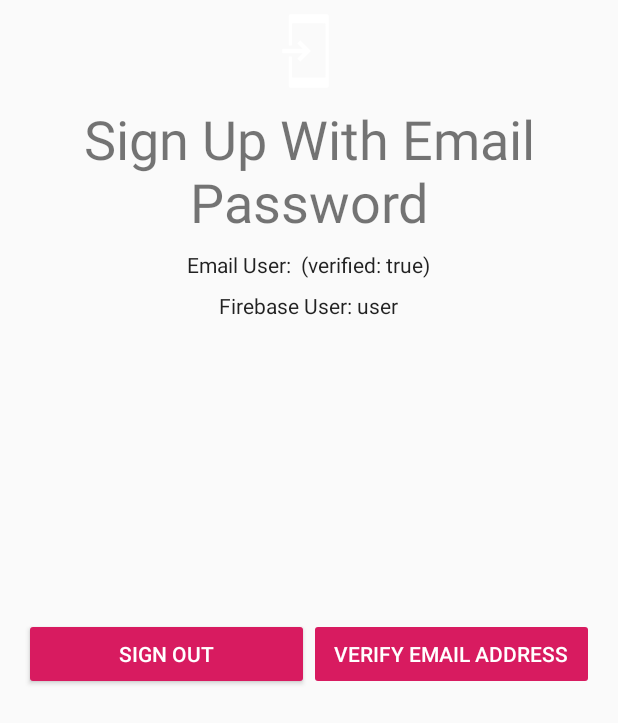
After one commit to talhahasanzia/medi-assist, an Android app: the EmailPasswordActivity screen opened directly, with no data from a screen before it, on a phone screen of 412 x 824 dp. The commit adds this screen. Shown: the top 723 px of the screen. Run offline under Robolectric (Android 15) with nearby library versions, the phone set to English and light mode, and no system bars; our stand-ins replace Firebase (no records; nobody signed in at launch, a user with empty details on screens opened directly); 1 statement that could not run was skipped.

Commit message:
accounts partially working

```diff
--- a/MediAssist/app/build.gradle
+++ b/MediAssist/app/build.gradle
@@ -1,3 +1,5 @@
+apply plugin: 'com.google.gms.google-services'
+
 buildscript {
     repositories {
         maven { url 'https://maven.fabric.io/public' }
@@ -50,7 +52,9 @@ dependencies {
     compile 'com.android.support:appcompat-v7:25.3.1'
     compile 'com.android.support:design:25.3.1'
     compile 'com.android.support:support-v4:25.3.1'
-    compile 'com.android.support.constraint:constraint-layout:1.0.0-alpha8'
+
+    compile 'com.google.firebase:firebase-auth:10.0.1'
+
     testCompile 'junit:junit:4.12'
     annotationProcessor 'com.jakewharton:butterknife-compiler:8.8.1'
 }
--- a/MediAssist/app/src/main/AndroidManifest.xml
+++ b/MediAssist/app/src/main/AndroidManifest.xml
@@ -24,7 +24,7 @@
                 <category android:name="android.intent.category.LAUNCHER" />
             </intent-filter>
         </activity>
-        <activity android:name=".login.LoginActivity" />
+        <activity android:name=".login.EmailPasswordActivity" />
         <activity android:name=".ecg.EcgActivity" />
 
         <meta-data
--- /dev/null
+++ b/MediAssist/app/src/main/java/com/bsn/mediassist/login/BaseActivity.java
@@ -0,0 +1,36 @@
+package com.bsn.mediassist.login;
+
+import android.app.ProgressDialog;
+import android.support.annotation.VisibleForTesting;
+import android.support.v7.app.AppCompatActivity;
+
+import com.bsn.mediassist.R;
+
+public class BaseActivity extends AppCompatActivity {
+
+    @VisibleForTesting
+    public ProgressDialog mProgressDialog;
+
+    public void showProgressDialog() {
+        if (mProgressDialog == null) {
+            mProgressDialog = new ProgressDialog(this);
+            mProgressDialog.setMessage(getString(R.string.loading));
+            mProgressDialog.setIndeterminate(true);
+        }
+
+        mProgressDialog.show();
+    }
+
+    public void hideProgressDialog() {
+        if (mProgressDialog != null && mProgressDialog.isShowing()) {
+            mProgressDialog.dismiss();
+        }
+    }
+
+    @Override
+    public void onStop() {
+        super.onStop();
+        hideProgressDialog();
+    }
+
+}
--- /dev/null
+++ b/MediAssist/app/src/main/java/com/bsn/mediassist/login/EmailPasswordActivity.java
@@ -0,0 +1,231 @@
+package com.bsn.mediassist.login;
+
+import android.os.Bundle;
+import android.support.annotation.NonNull;
+import android.text.TextUtils;
+import android.util.Log;
+import android.view.View;
+import android.widget.EditText;
+import android.widget.TextView;
+import android.widget.Toast;
+
+import com.bsn.mediassist.R;
+import com.google.android.gms.tasks.OnCompleteListener;
+import com.google.android.gms.tasks.Task;
+import com.google.firebase.auth.AuthResult;
+import com.google.firebase.auth.FirebaseAuth;
+import com.google.firebase.auth.FirebaseUser;
+
+public class EmailPasswordActivity extends BaseActivity implements
+        View.OnClickListener {
+
+    private static final String TAG = "EmailPassword";
+
+    private TextView mStatusTextView;
+    private TextView mDetailTextView;
+    private EditText mEmailField;
+    private EditText mPasswordField;
+
+    // [START declare_auth]
+    private FirebaseAuth mAuth;
+    // [END declare_auth]
+
+    @Override
+    public void onCreate(Bundle savedInstanceState) {
+        super.onCreate(savedInstanceState);
+        setContentView(R.layout.activity_emailpassword);
+
+        // Views
+        mStatusTextView = (TextView) findViewById(R.id.status);
+        mDetailTextView = (TextView) findViewById(R.id.detail);
+        mEmailField = (EditText) findViewById(R.id.field_email);
+        mPasswordField = (EditText) findViewById(R.id.field_password);
+
+        // Buttons
+        findViewById(R.id.email_sign_in_button).setOnClickListener(this);
+        findViewById(R.id.email_create_account_button).setOnClickListener(this);
+        findViewById(R.id.sign_out_button).setOnClickListener(this);
+        findViewById(R.id.verify_email_button).setOnClickListener(this);
+
+        // [START initialize_auth]
+        mAuth = FirebaseAuth.getInstance();
+        // [END initialize_auth]
+    }
+
+    // [START on_start_check_user]
+    @Override
+    public void onStart() {
+        super.onStart();
+        // Check if user is signed in (non-null) and update UI accordingly.
+        FirebaseUser currentUser = mAuth.getCurrentUser();
+        updateUI(currentUser);
+    }
+    // [END on_start_check_user]
+
+    private void createAccount(String email, String password) {
+        Log.d(TAG, "createAccount:" + email);
+        if (!validateForm()) {
+            return;
+        }
+
+        showProgressDialog();
+
+        // [START create_user_with_email]
+        mAuth.createUserWithEmailAndPassword(email, password)
+                .addOnCompleteListener(this, new OnCompleteListener<AuthResult>() {
+                    @Override
+                    public void onComplete(@NonNull Task<AuthResult> task) {
+                        if (task.isSuccessful()) {
+                            // Sign in success, update UI with the signed-in user's information
+                            Log.d(TAG, "createUserWithEmail:success");
+                            FirebaseUser user = mAuth.getCurrentUser();
+                            updateUI(user);
+                        } else {
+                            // If sign in fails, display a message to the user.
+                            Log.w(TAG, "createUserWithEmail:failure", task.getException());
+                            Toast.makeText(EmailPasswordActivity.this, "Authentication failed.",
+                                    Toast.LENGTH_SHORT).show();
+                            updateUI(null);
+                        }
+
+                        // [START_EXCLUDE]
+                        hideProgressDialog();
+                        // [END_EXCLUDE]
+                    }
+                });
+        // [END create_user_with_email]
+    }
+
+    private void signIn(String email, String password) {
+        Log.d(TAG, "signIn:" + email);
+        if (!validateForm()) {
+            return;
+        }
+
+        showProgressDialog();
+
+        // [START sign_in_with_email]
+        mAuth.signInWithEmailAndPassword(email, password)
+                .addOnCompleteListener(this, new OnCompleteListener<AuthResult>() {
+                    @Override
+                    public void onComplete(@NonNull Task<AuthResult> task) {
+                        if (task.isSuccessful()) {
+                            // Sign in success, update UI with the signed-in user's information
+                            Log.d(TAG, "signInWithEmail:success");
+                            FirebaseUser user = mAuth.getCurrentUser();
+                            updateUI(user);
+                        } else {
+                            // If sign in fails, display a message to the user.
+                            Log.w(TAG, "signInWithEmail:failure", task.getException());
+                            Toast.makeText(EmailPasswordActivity.this, "Authentication failed.",
+                                    Toast.LENGTH_SHORT).show();
+                            updateUI(null);
+                        }
+
+                        // [START_EXCLUDE]
+                        if (!task.isSuccessful()) {
+                            mStatusTextView.setText(R.string.auth_failed);
+                        }
+                        hideProgressDialog();
+                        // [END_EXCLUDE]
+                    }
+                });
+        // [END sign_in_with_email]
+    }
+
+    private void signOut() {
+        mAuth.signOut();
+        updateUI(null);
+    }
+
+    private void sendEmailVerification() {
+        // Disable button
+        findViewById(R.id.verify_email_button).setEnabled(false);
+
+        // Send verification email
+        // [START send_email_verification]
+        final FirebaseUser user = mAuth.getCurrentUser();
+        user.sendEmailVerification()
+                .addOnCompleteListener(this, new OnCompleteListener<Void>() {
+                    @Override
+                    public void onComplete(@NonNull Task<Void> task) {
+                        // [START_EXCLUDE]
+                        // Re-enable button
+                        findViewById(R.id.verify_email_button).setEnabled(true);
+
+                        if (task.isSuccessful()) {
+                            Toast.makeText(EmailPasswordActivity.this,
+                                    "Verification email sent to " + user.getEmail(),
+                                    Toast.LENGTH_SHORT).show();
+                        } else {
+                            Log.e(TAG, "sendEmailVerification", task.getException());
+                            Toast.makeText(EmailPasswordActivity.this,
+                                    "Failed to send verification email.",
+                                    Toast.LENGTH_SHORT).show();
+                        }
+                        // [END_EXCLUDE]
+                    }
+                });
+        // [END send_email_verification]
+    }
+
+    private boolean validateForm() {
+        boolean valid = true;
+
+        String email = mEmailField.getText().toString();
+        if (TextUtils.isEmpty(email)) {
+            mEmailField.setError("Required.");
+            valid = false;
+        } else {
+            mEmailField.setError(null);
+        }
+
+        String password = mPasswordField.getText().toString();
+        if (TextUtils.isEmpty(password)) {
+            mPasswordField.setError("Required.");
+            valid = false;
+        } else {
+            mPasswordField.setError(null);
+        }
+
+        return valid;
+    }
+
+    private void updateUI(FirebaseUser user) {
+        hideProgressDialog();
+        if (user != null) {
+            mStatusTextView.setText(getString(R.string.emailpassword_status_fmt,
+                    user.getEmail(), user.isEmailVerified()));
+            mDetailTextView.setText(getString(R.string.firebase_status_fmt, user.getUid()));
+
+            findViewById(R.id.email_password_buttons).setVisibility(View.GONE);
+            findViewById(R.id.email_password_fields).setVisibility(View.GONE);
+            findViewById(R.id.signed_in_buttons).setVisibility(View.VISIBLE);
+
+            findViewById(R.id.verify_email_button).setEnabled(!user.isEmailVerified());
+            finish();
+        } else {
+            mStatusTextView.setText(R.string.signed_out);
+            mDetailTextView.setText(null);
+
+            findViewById(R.id.email_password_buttons).setVisibility(View.VISIBLE);
+            findViewById(R.id.email_password_fields).setVisibility(View.VISIBLE);
+            findViewById(R.id.signed_in_buttons).setVisibility(View.GONE);
+        }
+
+    }
+
+    @Override
+    public void onClick(View v) {
+        int i = v.getId();
+        if (i == R.id.email_create_account_button) {
+            createAccount(mEmailField.getText().toString(), mPasswordField.getText().toString());
+        } else if (i == R.id.email_sign_in_button) {
+            signIn(mEmailField.getText().toString(), mPasswordField.getText().toString());
+        } else if (i == R.id.sign_out_button) {
+            signOut();
+        } else if (i == R.id.verify_email_button) {
+            sendEmailVerification();
+        }
+    }
+}
--- a/MediAssist/app/src/main/java/com/bsn/mediassist/login/SplashActivity.java
+++ b/MediAssist/app/src/main/java/com/bsn/mediassist/login/SplashActivity.java
@@ -6,6 +6,7 @@ import android.os.Handler;
 import android.support.v7.app.AppCompatActivity;
 
 import com.bsn.mediassist.R;
+import com.bsn.mediassist.home.HomeActivity;
 import com.crashlytics.android.Crashlytics;
 import io.fabric.sdk.android.Fabric;
 
@@ -21,7 +22,7 @@ public class SplashActivity extends AppCompatActivity {
         new Handler().postDelayed(new Runnable() {
             @Override
             public void run() {
-                Intent intent = new Intent(SplashActivity.this, LoginActivity.class);
+                Intent intent = new Intent(SplashActivity.this, HomeActivity.class);
                startActivity(intent);
 
                 finish();
--- /dev/null
+++ b/MediAssist/app/src/main/res/layout/activity_emailpassword.xml
@@ -0,0 +1,137 @@
+<LinearLayout xmlns:android="http://schemas.android.com/apk/res/android"
+    xmlns:tools="http://schemas.android.com/tools"
+    android:id="@+id/main_layout"
+    android:layout_width="match_parent"
+    android:layout_height="match_parent"
+
+    android:orientation="vertical"
+    android:weightSum="4">
+
+    <LinearLayout
+        android:layout_width="match_parent"
+        android:layout_height="0dp"
+        android:layout_weight="2"
+        android:gravity="center_horizontal"
+        android:orientation="vertical">
+
+        <ImageView
+            android:id="@+id/icon"
+            style="@style/ThemeOverlay.FirebaseIcon"
+            android:layout_width="wrap_content"
+            android:layout_height="wrap_content"
+            android:contentDescription="Firebase Lookup"
+            android:src="@drawable/common_full_open_on_phone" />
+
+        <TextView
+            android:id="@+id/title_text"
+            android:layout_width="wrap_content"
+            android:layout_height="wrap_content"
+            android:layout_marginBottom="4dp"
+            android:text="Sign Up With Email Password"
+            android:theme="@style/ThemeOverlay.MyTitleText" />
+
+        <TextView
+            android:id="@+id/status"
+            style="@style/ThemeOverlay.MyTextDetail"
+            android:text="@string/signed_out" />
+
+        <TextView
+            android:id="@+id/detail"
+            style="@style/ThemeOverlay.MyTextDetail"
+            tools:text="Firebase User ID: 123456789abc" />
+
+    </LinearLayout>
+
+
+    <LinearLayout
+        android:orientation="vertical"
+        android:layout_width="fill_parent"
+        android:layout_height="0dp"
+        android:layout_weight="2"
+
+        android:gravity="top">
+
+        <LinearLayout
+            android:id="@+id/email_password_fields"
+            android:layout_width="match_parent"
+            android:layout_height="wrap_content"
+            android:orientation="vertical"
+            android:paddingLeft="16dp"
+            android:paddingRight="16dp">
+
+            <EditText
+                android:id="@+id/field_email"
+                android:layout_width="match_parent"
+                android:layout_height="wrap_content"
+                android:layout_weight="1"
+                android:hint="@string/hint_email"
+                android:inputType="textEmailAddress" />
+
+            <EditText
+                android:id="@+id/field_password"
+                android:layout_width="match_parent"
+                android:layout_height="wrap_content"
+                android:layout_weight="1"
+                android:hint="@string/hint_password"
+                android:inputType="textPassword" />
+        </LinearLayout>
+
+        <LinearLayout
+            android:id="@+id/email_password_buttons"
+            android:layout_width="fill_parent"
+            android:layout_height="300dp"
+            android:layout_below="@+id/email_password_fields"
+            android:orientation="vertical"
+            android:paddingLeft="16dp"
+            android:paddingRight="16dp">
+
+            <Button
+                android:id="@+id/email_sign_in_button"
+                android:layout_width="match_parent"
+                android:layout_height="50dp"
+
+                android:text="@string/sign_in"
+                android:theme="@style/ThemeOverlay.MyDarkButton" />
+
+            <Button
+                android:id="@+id/email_create_account_button"
+                android:layout_width="match_parent"
+                android:layout_height="50dp"
+
+                android:text="@string/create_account"
+
+                android:theme="@style/ThemeOverlay.MyDarkButton" />
+        </LinearLayout>
+
+        <LinearLayout
+            android:id="@+id/signed_in_buttons"
+            android:layout_width="fill_parent"
+            android:layout_height="wrap_content"
+            android:layout_centerInParent="true"
+            android:orientation="horizontal"
+            android:paddingLeft="16dp"
+            android:paddingRight="16dp"
+            android:visibility="gone"
+            android:weightSum="2.0">
+
+            <Button
+                android:id="@+id/sign_out_button"
+                android:layout_width="0dp"
+                android:layout_height="wrap_content"
+                android:layout_weight="1.0"
+                android:text="@string/sign_out"
+                android:theme="@style/ThemeOverlay.MyDarkButton" />
+
+            <Button
+                android:id="@+id/verify_email_button"
+                android:layout_width="0dp"
+                android:layout_height="wrap_content"
+                android:layout_weight="1.0"
+                android:text="@string/verify_email"
+                android:theme="@style/ThemeOverlay.MyDarkButton" />
+
+        </LinearLayout>
+
+    </LinearLayout>
+
+</LinearLayout>
--- a/MediAssist/app/src/main/res/layout/activity_home.xml
+++ b/MediAssist/app/src/main/res/layout/activity_home.xml
@@ -19,6 +19,7 @@
         android:layout_height="match_parent"
         android:layout_gravity="start"
         android:fitsSystemWindows="true"
+
         app:headerLayout="@layout/nav_header_home"
         app:menu="@menu/activity_home_drawer" />
 
--- a/MediAssist/app/src/main/res/values/strings.xml
+++ b/MediAssist/app/src/main/res/values/strings.xml
@@ -23,4 +23,18 @@
     <string name="navigation_drawer_close">Close navigation drawer</string>
 
     <string name="action_settings">Settings</string>
+    <string name="loading">Loading</string>
+
+    <string name="signed_out">Signed out</string>
+    <string name="hint_email">Email</string>
+    <string name="hint_password">Password</string>
+    <string name="sign_in">Sign In</string>
+    <string name="create_account">Create New Account</string>
+    <string name="sign_out">Sign Out</string>
+    <string name="verify_email">Verify Email Address</string>
+    <string name="auth_failed">Failed to Sign In</string>
+
+    <string name="firebase_status_fmt">Firebase User: %s</string>
+
+    <string name="emailpassword_status_fmt">Email User: %1$s (verified: %2$b)</string>
 </resources>
--- a/MediAssist/app/src/main/res/values/styles.xml
+++ b/MediAssist/app/src/main/res/values/styles.xml
@@ -12,4 +12,43 @@
 
     <style name="AppTheme.PopupOverlay" parent="ThemeOverlay.AppCompat.Light" />
 
+
+    <!-- Activity with no Title -->
+    <style name="ThemeOverlay.MyNoTitleActivity" parent="AppTheme">
+        <item name="windowActionBar">false</item>
+        <item name="windowNoTitle">true</item>
+    </style>
+
+    <!-- Dark Buttons -->
+    <style name="ThemeOverlay.MyDarkButton" parent="ThemeOverlay.AppCompat.Dark">
+        <item name="colorButtonNormal">@color/colorAccent</item>
+        <item name="android:layout_marginRight">4dp</item>
+        <item name="android:layout_marginLeft">4dp</item>
+        <item name="android:textColor">@android:color/white</item>
+    </style>
+
+    <!-- Light EditTexts -->
+    <style name="ThemeOverlay.MyLightEditText" parent="ThemeOverlay.AppCompat.Dark"/>
+
+    <style name="ThemeOverlay.MyTextDetail" parent="AppTheme">
+        <item name="android:layout_width">wrap_content</item>
+        <item name="android:layout_height">wrap_content</item>
+        <item name="android:fadeScrollbars">true</item>
+        <item name="android:gravity">center</item>
+        <item name="android:maxLines">5</item>
+        <item name="android:padding">4dp</item>
+        <item name="android:scrollbars">vertical</item>
+        <item name="android:textSize">14sp</item>
+    </style>
+
+    <style name="ThemeOverlay.FirebaseIcon" parent="AppTheme">
+        <item name="android:layout_marginTop">2dp</item>
+        <item name="android:layout_marginBottom">2dp</item>
+    </style>
+
+    <style name="ThemeOverlay.MyTitleText" parent="AppTheme">
+        <item name="android:gravity">center</item>
+        <item name="android:textSize">36sp</item>
+    </style>
+
 </resources>
--- a/MediAssist/build.gradle
+++ b/MediAssist/build.gradle
@@ -6,6 +6,7 @@ buildscript {
     }
     dependencies {
         classpath 'com.android.tools.build:gradle:2.3.2'
+        classpath 'com.google.gms:google-services:3.1.0'
 
         // NOTE: Do not place your application dependencies here; they belong
         // in the individual module build.gradle files
```
Also changed, not shown: MediAssist/app/src/main/java/com/bsn/mediassist/home/HomeActivity.java (+75 -0 lines), MediAssist/app/src/main/java/com/bsn/mediassist/login/LoginActivity.java (deleted, +0 -42 lines), MediAssist/app/src/main/res/layout/nav_header_home.xml (+8 -4 lines), MediAssist/app/src/main/ic_launcher-web.png (added), MediAssist/app/src/main/res/mipmap-hdpi/ic_launcher.png, MediAssist/app/src/main/res/mipmap-mdpi/ic_launcher.png, MediAssist/app/src/main/res/mipmap-xhdpi/ic_launcher.png, MediAssist/app/src/main/res/mipmap-xxhdpi/ic_launcher.png, MediAssist/app/src/main/res/mipmap-xxxhdpi/ic_launcher.png, 1 other file.
